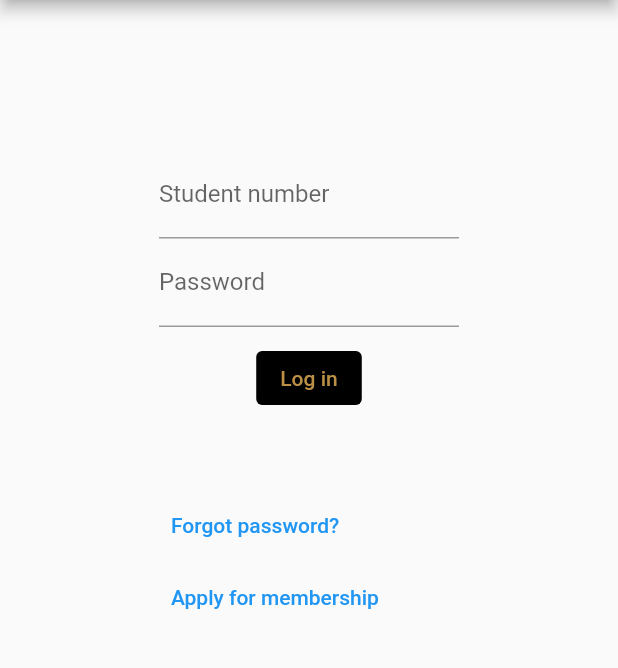
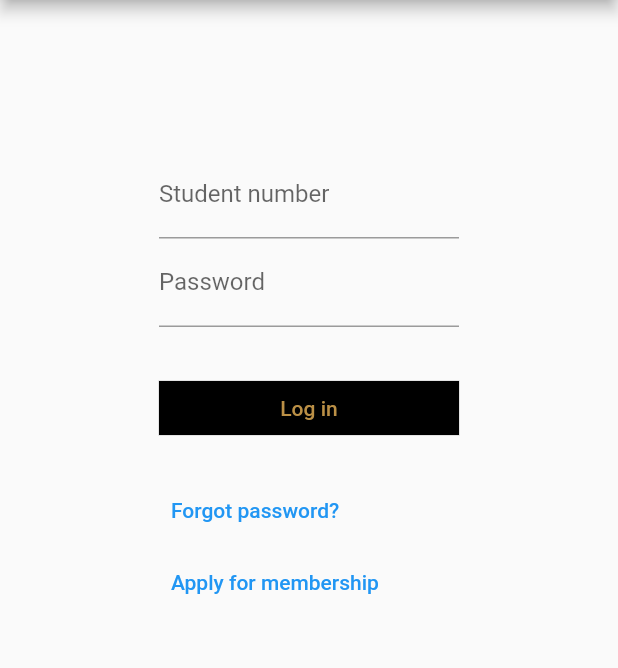
Before and after one commit to gdsc-conestoga/referral-tracker-app, a Flutter app: the screen it shows after launch, on a phone screen of 412 x 824 dp, the part 84-752 px from its top. Run offline on Flutter 3.47's test engine with Material 2 defaults, Android fonts, the phone set to English and light mode, and no system bars; our stand-ins replace firebase_core; missing offline and left inert: dart:html; accounts and stored records are empty.

Commit message:
landing page

```diff
--- a/lib/main.dart
+++ b/lib/main.dart
@@ -56,11 +56,13 @@ class WelcomeScreen extends StatelessWidget {
                     ),
                   ),
                 ),
-                const SizedBox(height: 10),
-                ClipRect(
+                const SizedBox(height: 30),
+                SizedBox(
+                  width: double.infinity,
                   child: OutlinedButton(
                       style: OutlinedButton.styleFrom(
                         backgroundColor: CustomColours.conestogaBlack,
+                        shape: const BeveledRectangleBorder(),
                       ),
                       onPressed: () {
                         Navigator.pushNamed(context, home);
@@ -70,7 +72,7 @@ class WelcomeScreen extends StatelessWidget {
                         style: TextStyle(color: CustomColours.conestogaGold),
                       )),
                 ),
-                const SizedBox(height: 50),
+                const SizedBox(height: 20),
                 TextButton(
                     onPressed: () {
                       Navigator.pushNamed(context, home);
```
